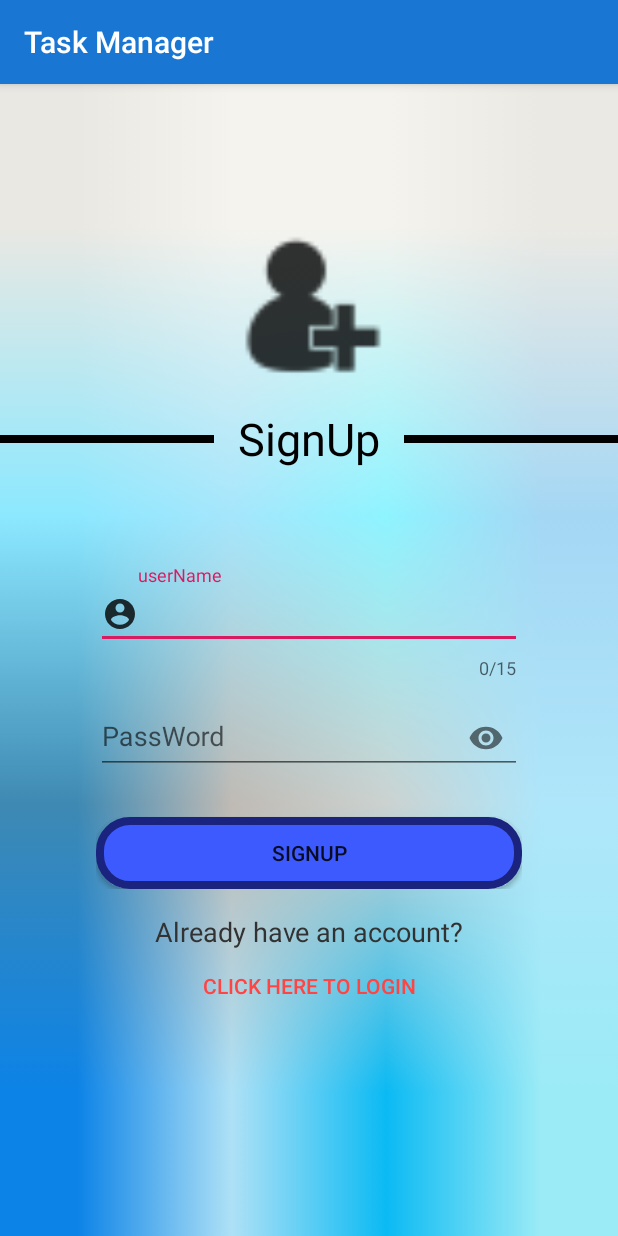
After one commit to leilasdq/Task-Manager, an Android app: the fragment SignUpFragment shown on its own in the app's theme, on a phone screen of 412 x 824 dp. The commit adds this screen. Run offline under Robolectric (Android 15) with nearby library versions, the phone set to English and light mode, and no system bars.

Commit message:
add another fragment for sign up with it's xml.

```diff
--- /dev/null
+++ b/app/src/main/java/com/example/homeworrrrrk9/SignUpFragment.java
@@ -0,0 +1,40 @@
+package com.example.homeworrrrrk9;
+
+
+import android.os.Bundle;
+
+import androidx.fragment.app.Fragment;
+
+import android.view.LayoutInflater;
+import android.view.View;
+import android.view.ViewGroup;
+
+
+/**
+ * A simple {@link Fragment} subclass.
+ */
+public class SignUpFragment extends Fragment {
+
+
+    public SignUpFragment() {
+        // Required empty public constructor
+    }
+
+    public static SignUpFragment newInstance() {
+
+        Bundle args = new Bundle();
+
+        SignUpFragment fragment = new SignUpFragment();
+        fragment.setArguments(args);
+        return fragment;
+    }
+
+
+    @Override
+    public View onCreateView(LayoutInflater inflater, ViewGroup container,
+                             Bundle savedInstanceState) {
+        // Inflate the layout for this fragment
+        return inflater.inflate(R.layout.fragment_sign_up, container, false);
+    }
+
+}
--- /dev/null
+++ b/app/src/main/res/layout/fragment_sign_up.xml
@@ -0,0 +1,142 @@
+<?xml version="1.0" encoding="utf-8"?>
+<androidx.core.widget.NestedScrollView
+    xmlns:android="http://schemas.android.com/apk/res/android"
+    xmlns:app="http://schemas.android.com/apk/res-auto"
+    xmlns:tools="http://schemas.android.com/tools"
+    android:layout_height="match_parent"
+    android:layout_width="match_parent"
+    android:background="@drawable/sign_back"
+    >
+
+    <androidx.constraintlayout.widget.ConstraintLayout
+
+        android:layout_width="match_parent"
+        android:layout_height="match_parent"
+        tools:context=".LoginFragment">
+
+        <ImageView
+            android:id="@+id/imageView"
+            android:layout_width="100dp"
+            android:layout_height="100dp"
+            android:layout_marginTop="100dp"
+            android:src="@drawable/ic_action_sign_up"
+            app:layout_constraintEnd_toEndOf="parent"
+            app:layout_constraintLeft_toLeftOf="parent"
+            app:layout_constraintLeft_toRightOf="parent"
+            app:layout_constraintStart_toStartOf="parent"
+            app:layout_constraintTop_toTopOf="parent" />
+
+        <LinearLayout
+            android:id="@+id/keep_edit_texts"
+            android:layout_width="match_parent"
+            android:layout_height="wrap_content"
+            android:layout_marginLeft="64dp"
+            android:layout_marginTop="64dp"
+            android:layout_marginRight="64dp"
+            android:orientation="vertical"
+            app:layout_constraintLeft_toLeftOf="parent"
+            app:layout_constraintRight_toRightOf="parent"
+            app:layout_constraintTop_toBottomOf="@+id/login_txt">
+
+            <com.google.android.material.textfield.TextInputLayout
+                android:id="@+id/text_input_user_name"
+                android:layout_width="match_parent"
+                android:layout_height="wrap_content"
+                app:counterEnabled="true"
+                app:counterMaxLength="15"
+                app:errorEnabled="true">
+
+                <com.google.android.material.textfield.TextInputEditText
+                    android:layout_width="match_parent"
+                    android:layout_height="wrap_content"
+                    android:drawableLeft="@drawable/ic_action_username"
+                    android:hint="@string/username_edit_text"
+                    android:textColorHint="@android:color/secondary_text_light" />
+            </com.google.android.material.textfield.TextInputLayout>
+
+            <com.google.android.material.textfield.TextInputLayout
+                android:id="@+id/text_input_password"
+                android:layout_width="match_parent"
+                android:layout_height="wrap_content"
+                android:layout_marginTop="4dp"
+                app:errorEnabled="true"
+                app:passwordToggleEnabled="true"
+                >
+
+                <com.google.android.material.textfield.TextInputEditText
+                    android:layout_width="match_parent"
+                    android:layout_height="wrap_content"
+                    android:drawableLeft="@drawable/ic_action_password"
+                    android:hint="@string/password_edit_text"
+                    android:inputType="textPassword"
+                    android:textColorHint="@android:color/secondary_text_light" />
+            </com.google.android.material.textfield.TextInputLayout>
+
+
+            <Button
+                android:id="@+id/login_btn"
+                android:layout_marginTop="8dp"
+                android:layout_width="match_parent"
+                android:layout_height="wrap_content"
+                android:background="@drawable/button_style"
+                android:text="@string/signup" />
+
+        </LinearLayout>
+
+        <TextView
+            android:id="@+id/no_user_text_view"
+            android:layout_width="match_parent"
+            android:layout_height="wrap_content"
+            android:text="@string/have_account_text"
+            app:layout_constraintLeft_toLeftOf="parent"
+            app:layout_constraintRight_toRightOf="parent"
+            android:layout_marginTop="16dp"
+            android:gravity="center"
+            android:textColor="@android:color/secondary_text_light"
+            android:textSize="18sp"
+            app:layout_constraintTop_toBottomOf="@id/keep_edit_texts"/>
+
+        <Button
+            android:id="@+id/create_account_btn"
+            android:layout_width="match_parent"
+            android:layout_height="wrap_content"
+            app:layout_constraintLeft_toLeftOf="parent"
+            app:layout_constraintRight_toRightOf="parent"
+            app:layout_constraintTop_toBottomOf="@id/no_user_text_view"
+            android:text="@string/click_here_to_login"
+            android:textColor="@android:color/holo_red_light"
+            android:background="?android:attr/selectableItemBackground"/>
+
+        <TextView
+            android:id="@+id/login_txt"
+            android:layout_width="wrap_content"
+            android:layout_height="wrap_content"
+            android:layout_marginTop="16dp"
+            android:text="@string/signup"
+            android:textColor="#000"
+            android:textSize="30dp"
+            app:layout_constraintEnd_toEndOf="parent"
+            app:layout_constraintStart_toStartOf="parent"
+            app:layout_constraintTop_toBottomOf="@+id/imageView" />
+
+        <View
+            android:layout_width="0dp"
+            android:layout_height="5dp"
+            android:layout_marginRight="16dp"
+            android:background="@android:color/background_dark"
+            app:layout_constraintBottom_toBottomOf="@id/login_txt"
+            app:layout_constraintRight_toLeftOf="@id/login_txt"
+            app:layout_constraintTop_toTopOf="@id/login_txt" />
+
+        <View
+            android:layout_width="wrap_content"
+            android:layout_height="5dp"
+            android:layout_marginLeft="16dp"
+            android:background="@android:color/background_dark"
+            app:layout_constraintBottom_toBottomOf="@id/login_txt"
+            app:layout_constraintLeft_toRightOf="@id/login_txt"
+            app:layout_constraintTop_toTopOf="@id/login_txt" />
+
+
+    </androidx.constraintlayout.widget.ConstraintLayout>
+</androidx.core.widget.NestedScrollView>
--- a/app/src/main/res/values/strings.xml
+++ b/app/src/main/res/values/strings.xml
@@ -8,4 +8,7 @@
     <string name="login_btn_text">Login</string>
     <string name="not_a_user_txt">Not a user?</string>
     <string name="create_account_text">Click here to Create an account</string>
+    <string name="have_account_text">Already have an account?</string>
+    <string name="click_here_to_login">Click here to login</string>
+    <string name="signup">SignUp</string>
 </resources>
```
Also changed, not shown: app/src/main/res/drawable-anydpi/sign_back.png (added), app/src/main/res/drawable-hdpi/ic_action_sign_up.png (added), app/src/main/res/drawable-mdpi/ic_action_sign_up.png (added), app/src/main/res/drawable-xhdpi/ic_action_sign_up.png (added), app/src/main/res/drawable-xxhdpi/ic_action_sign_up.png (added), app/src/main/res/drawable-xxxhdpi/ic_action_sign_up.png (added).
